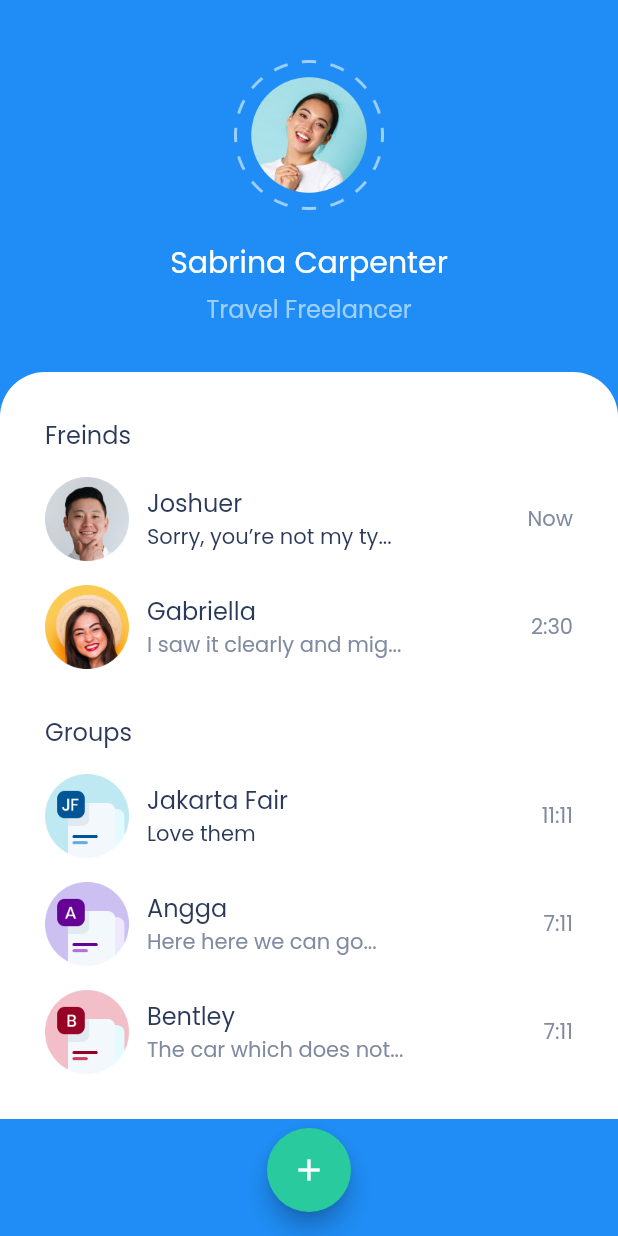
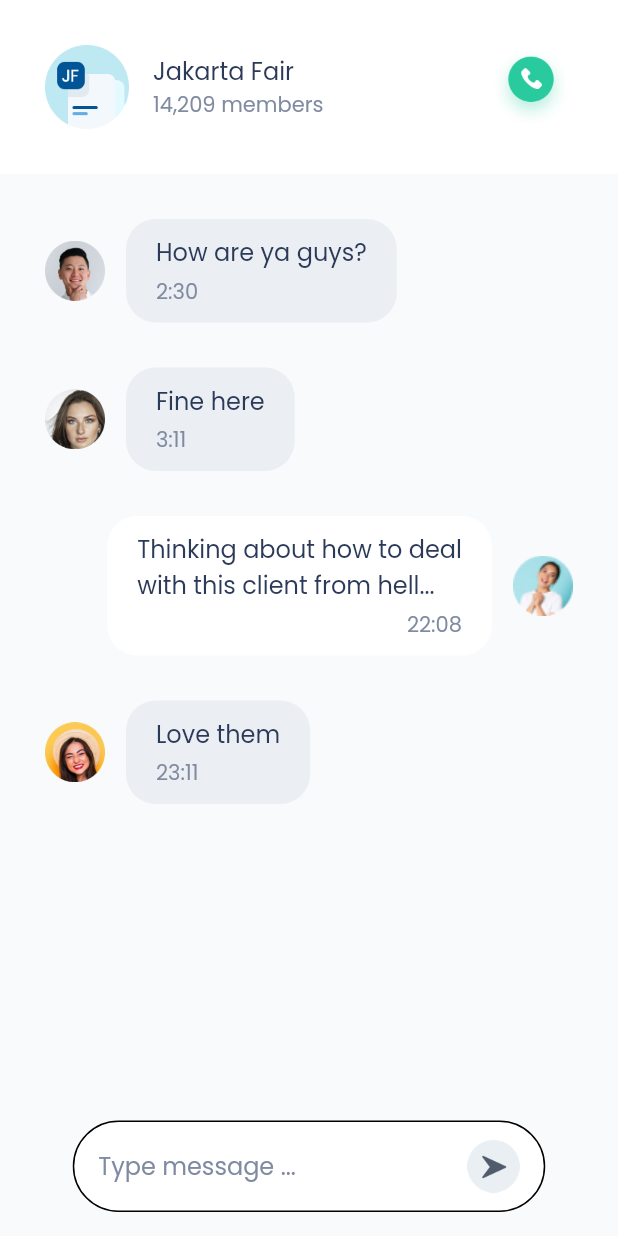
Before and after one commit to fadhilahmad95/flutter_pemula, a Flutter app: the screen it shows after launch, on a phone screen of 412 x 824 dp. Run offline on Flutter 3.47's test engine with Material 2 defaults, Android fonts, the light colour scheme and no system bars.

Commit message:
chating-finish

```diff
--- a/chacty_apps/lib/main.dart
+++ b/chacty_apps/lib/main.dart
@@ -1,3 +1,4 @@
+import 'package:chacty_apps/pages/chating_page.dart';
 import 'package:chacty_apps/pages/home_page.dart';
 import 'package:flutter/material.dart';
 
@@ -15,7 +16,7 @@ class MyApp extends StatelessWidget {
       debugShowCheckedModeBanner: false,
       title: 'Flutter Demo',
       theme: ThemeData(fontFamily: "Poppins"),
-      home: HomePage(),
+      home: ChatingPage(),
     );
   }
 }
--- /dev/null
+++ b/chacty_apps/lib/pages/chating_page.dart
@@ -0,0 +1,119 @@
+import 'package:chacty_apps/thema.dart';
+import 'package:chacty_apps/widgets/group_chat.dart';
+import 'package:flutter/material.dart';
+import 'package:flutter/src/widgets/framework.dart';
+
+class ChatingPage extends StatelessWidget {
+  const ChatingPage({super.key});
+
+  @override
+  Widget build(BuildContext context) {
+    return Scaffold(
+      backgroundColor: greylightColor,
+      floatingActionButtonLocation: FloatingActionButtonLocation.centerFloat,
+      floatingActionButton: Container(
+        padding: const EdgeInsets.symmetric(horizontal: 16, vertical: 12),
+        decoration: BoxDecoration(
+          border: Border.all(width: 1, color: Colors.black),
+          color: whiteColor,
+          borderRadius: BorderRadius.circular(75),
+        ),
+        width: 315,
+        child: Row(
+          children: [
+            Text(
+              "Type message ...",
+              style: subTextStyle.copyWith(
+                fontWeight: FontWeight.w300,
+                fontSize: 16,
+              ),
+            ),
+            const Spacer(),
+            Image.asset(
+              "assets/img/btn_send.png",
+              width: 35,
+              height: 35,
+            ),
+          ],
+        ),
+      ),
+      body: SafeArea(
+        child: SingleChildScrollView(
+          child: Column(
+            children: [
+              Container(
+                color: whiteColor,
+                padding: const EdgeInsets.all(30),
+                child: Row(
+                  children: [
+                    Image.asset(
+                      "assets/img/group_satu.png",
+                      width: 56,
+                      height: 56,
+                    ),
+                    const SizedBox(width: 16),
+                    Column(
+                      crossAxisAlignment: CrossAxisAlignment.start,
+                      children: [
+                        Text(
+                          "Jakarta Fair",
+                          style: titleTextStyle.copyWith(
+                            fontSize: 16,
+                            fontWeight: FontWeight.w500,
+                            color: blackColor,
+                          ),
+                        ),
+                        Text(
+                          "14,209 members",
+                          style: subTextStyle,
+                        ),
+                      ],
+                    ),
+                    const Spacer(),
+                    Image.asset(
+                      "assets/img/btn_whatsapp.png",
+                      width: 56,
+                      height: 56,
+                    ),
+                  ],
+                ),
+              ),
+              Container(
+                padding: const EdgeInsets.symmetric(horizontal: 30),
+                child: Column(
+                  children: const [
+                    GroupChat(
+                      me: false,
+                      image: "assets/img/freinds_satu.png",
+                      chat: "How are ya guys?",
+                      time: "2:30",
+                    ),
+                    GroupChat(
+                      me: false,
+                      image: "assets/img/freinds_tiga.png",
+                      chat: "Fine here",
+                      time: "3:11",
+                    ),
+                    GroupChat(
+                      me: true,
+                      image: "assets/img/me.png",
+                      chat:
+                          "Thinking about how to deal\nwith this client from hell...",
+                      time: "22:08",
+                    ),
+                    GroupChat(
+                      me: false,
+                      image: "assets/img/freinds_dua.png",
+                      chat: "Love them",
+                      time: "23:11",
+                    ),
+                  ],
+                ),
+              )
+            ],
+          ),
+        ),
+      ),
+    );
+  }
+}
--- a/chacty_apps/lib/thema.dart
+++ b/chacty_apps/lib/thema.dart
@@ -6,6 +6,7 @@ const Color cyanColor = Color(0xff9ED0FF);
 const Color greyColor = Color(0xff808BA2);
 const Color greenColor = Color(0xff29CB9E);
 const Color blackColor = Color(0xff2C3A59);
+const Color greylightColor = Color(0xffF8FAFC);
 
 TextStyle titleTextStyle = const TextStyle(
   color: blackColor,
--- /dev/null
+++ b/chacty_apps/lib/widgets/group_chat.dart
@@ -0,0 +1,103 @@
+import 'package:chacty_apps/thema.dart';
+import 'package:flutter/material.dart';
+import 'package:flutter/src/widgets/framework.dart';
+
+class GroupChat extends StatelessWidget {
+  final String image;
+  final String time;
+  final String chat;
+  final bool me;
+
+  const GroupChat(
+      {super.key,
+      required this.image,
+      required this.chat,
+      required this.time,
+      required this.me});
+
+  @override
+  Widget build(BuildContext context) {
+    return Container(
+      padding: const EdgeInsets.only(top: 30),
+      child: me
+          ? Row(
+              mainAxisAlignment: MainAxisAlignment.end,
+              children: [
+                Container(
+                  padding:
+                      const EdgeInsets.symmetric(vertical: 10, horizontal: 20),
+                  decoration: BoxDecoration(
+                    color: Colors.white,
+                    borderRadius: BorderRadius.circular(20),
+                  ),
+                  child: Column(
+                    crossAxisAlignment: CrossAxisAlignment.end,
+                    children: [
+                      Text(
+                        chat,
+                        style: titleTextStyle.copyWith(
+                          fontSize: 16,
+                          fontWeight: FontWeight.w400,
+                        ),
+                      ),
+                      const SizedBox(height: 4),
+                      Text(
+                        time,
+                        style: subTextStyle.copyWith(
+                          fontSize: 14,
+                          fontWeight: FontWeight.w300,
+                        ),
+                      )
+                    ],
+                  ),
+                ),
+                const SizedBox(width: 14),
+                Image.asset(
+                  image,
+                  width: 40,
+                  height: 40,
+                ),
+              ],
+            )
+          : Row(
+              mainAxisAlignment: MainAxisAlignment.start,
+              children: [
+                Image.asset(
+                  image,
+                  width: 40,
+                  height: 40,
+                ),
+                const SizedBox(width: 14),
+                Container(
+                  padding:
+                      const EdgeInsets.symmetric(vertical: 10, horizontal: 20),
+                  decoration: BoxDecoration(
+                    color: const Color(0xffEBEFF3),
+                    borderRadius: BorderRadius.circular(20),
+                  ),
+                  child: Column(
+                    crossAxisAlignment: CrossAxisAlignment.start,
+                    children: [
+                      Text(
+                        chat,
+                        style: titleTextStyle.copyWith(
+                          fontSize: 16,
+                          fontWeight: FontWeight.w400,
+                        ),
+                      ),
+                      const SizedBox(height: 4),
+                      Text(
+                        time,
+                        style: subTextStyle.copyWith(
+                          fontSize: 14,
+                          fontWeight: FontWeight.w300,
+                        ),
+                      )
+                    ],
+                  ),
+                )
+              ],
+            ),
+    );
+  }
+}
```
Also changed, not shown: chacty_apps/assets/img/btn_send.png (added).
